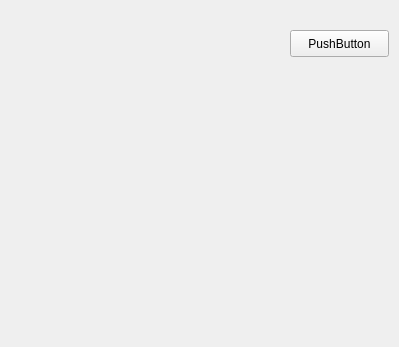
Before: the Qt Designer form tictactoe.ui in paulm96/QT_TicTacToe, drawn with Qt 5.
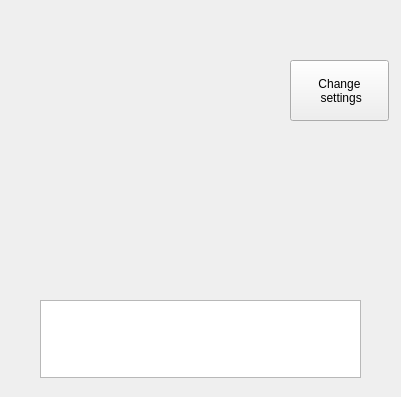
After: the same form once the commit is applied.

```diff
--- a/tictactoe.ui
+++ b/tictactoe.ui
@@ -6,8 +6,8 @@
    <rect>
     <x>0</x>
     <y>0</y>
-    <width>399</width>
-    <height>347</height>
+    <width>401</width>
+    <height>397</height>
    </rect>
   </property>
   <property name="windowTitle">
@@ -18,13 +18,14 @@
     <property name="geometry">
      <rect>
       <x>290</x>
-      <y>30</y>
+      <y>60</y>
       <width>99</width>
-      <height>27</height>
+      <height>61</height>
      </rect>
     </property>
     <property name="text">
-     <string>PushButton</string>
+     <string>Change 
+ settings</string>
     </property>
    </widget>
    <widget class="QWidget" name="gridLayoutWidget">
@@ -38,6 +39,16 @@
     </property>
     <layout class="QGridLayout" name="gridLayout"/>
    </widget>
+   <widget class="QTextEdit" name="textEdit">
+    <property name="geometry">
+     <rect>
+      <x>40</x>
+      <y>300</y>
+      <width>321</width>
+      <height>78</height>
+     </rect>
+    </property>
+   </widget>
   </widget>
  </widget>
  <resources/>
```
Left out of the diff: 2 changed lines with no effect on the pictures.
